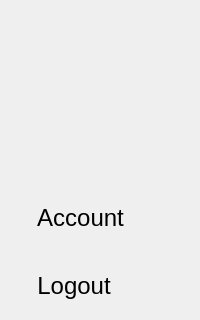
First picture: the form in layout/menu.ui, repository Baeshee/IPMEDTH-Frontend, before the edit; both pictures show x 0 to 200 and y 571 to 891 of the 200 by 891 pixel window.
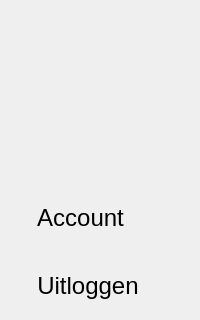
Second picture: the form after the edit.

The edit to the form file:
```diff
--- a/layout/menu.ui
+++ b/layout/menu.ui
@@ -488,7 +488,7 @@
             </font>
            </property>
            <property name="text">
-            <string>Logout</string>
+            <string>Uitloggen</string>
            </property>
            <property name="alignment">
             <set>Qt::AlignCenter</set>
```
